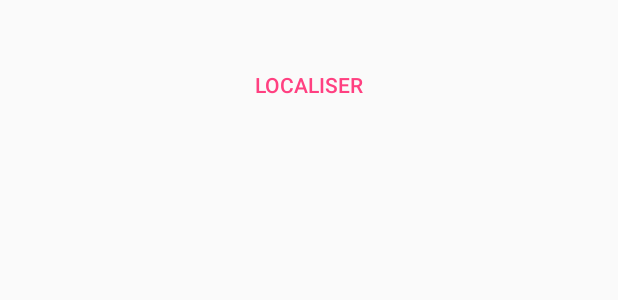
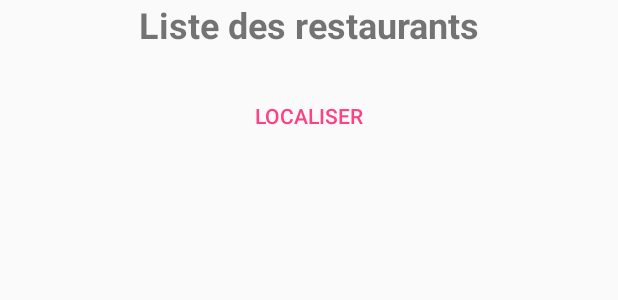
Before and after one commit to thomaaaas/FindFood, an Android app: the layout fragment_my_liste.xml on its own in the app's theme, with its tools: preview values and no code run, on a phone screen of 412 x 824 dp. Shown: the top 300 px of the screen. Run offline under Robolectric (Android 15) with nearby library versions, the phone set to English and light mode, and no system bars.

Commit message:
Visuel Fix

```diff
--- a/app/src/main/res/layout/fragment_my_liste.xml
+++ b/app/src/main/res/layout/fragment_my_liste.xml
@@ -8,9 +8,9 @@
     <TextView
         android:id="@+id/textView"
         android:layout_width="match_parent"
-        android:layout_height="wrap_content"
+        android:layout_height="53dp"
+        android:text="Liste des restaurants"
         android:textAlignment="center"
-        android:textColor="@android:color/black"
         android:textSize="24sp"
         android:textStyle="bold"
         android:typeface="normal" />
--- a/app/src/main/res/layout/fragment_new_restaurant.xml
+++ b/app/src/main/res/layout/fragment_new_restaurant.xml
@@ -10,7 +10,7 @@
         android:id="@+id/textView2"
         android:layout_width="match_parent"
         android:layout_height="wrap_content"
-        android:text="inscrivez un nouveau restaurant"
+        android:text="Inscrivez un nouveau restaurant"
         android:textAlignment="center"
         android:textSize="24sp"
         app:layout_constraintStart_toStartOf="parent"
@@ -39,6 +39,7 @@
 
     <Button
         android:id="@+id/buttonRestaurant"
+        style="@style/Widget.AppCompat.Button.Borderless.Colored"
         android:layout_width="match_parent"
         android:layout_height="wrap_content"
         android:text="Valider" />
--- a/app/src/main/res/values/colors.xml
+++ b/app/src/main/res/values/colors.xml
@@ -1,6 +1,6 @@
 <?xml version="1.0" encoding="utf-8"?>
 <resources>
-    <color name="colorPrimary">#3F51B5</color>
+    <color name="colorPrimary">#993F51B5</color>
     <color name="colorPrimaryDark">#303F9F</color>
     <color name="colorAccent">#FF4081</color>
 
```
